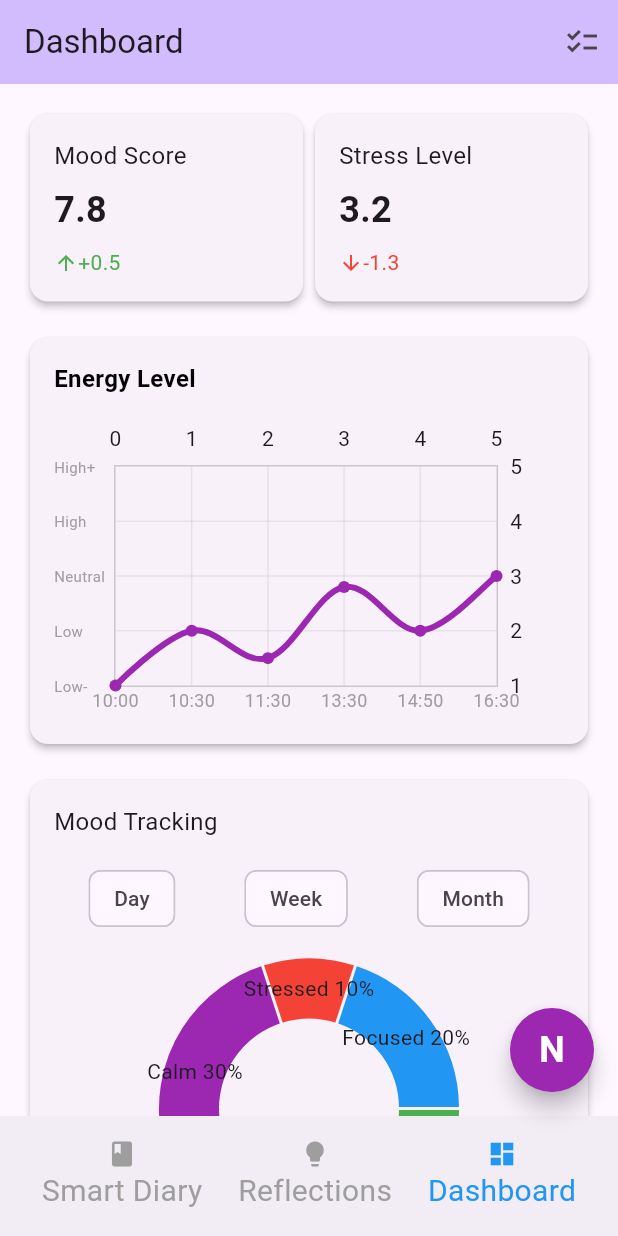
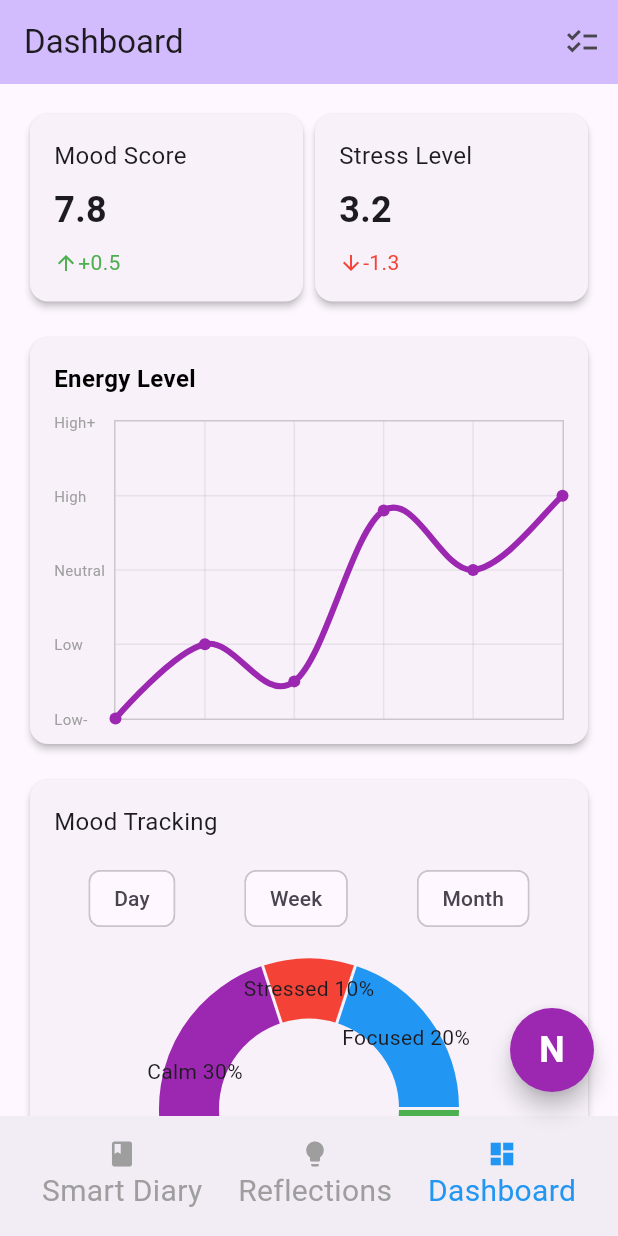
Before and after one commit to Nirva-AI/nirva_app, a Flutter app: the screen it shows after launch, item 3 of the bottom bar chosen, on a phone screen of 412 x 824 dp. Run offline on Flutter 3.47's test engine with Material 3 defaults, Android fonts, the phone set to English and light mode, and no system bars; drawn by our look-alikes of fl_chart.

Commit message:
EnergyLevelChart垂直列初步调整。

```diff
--- a/lib/energy_level_chart.dart
+++ b/lib/energy_level_chart.dart
@@ -27,8 +27,8 @@ class EnergyLevelChart extends StatelessWidget {
               height: 200,
               child: LineChart(
                 LineChartData(
-                  minY: 1, // 设置 Y 轴的最小值
-                  maxY: 5, // 设置 Y 轴的最大值
+                  minY: 0, // 设置 Y 轴的最小值
+                  maxY: 4, // 设置 Y 轴的最大值
                   gridData: FlGridData(
                     show: true,
                     drawVerticalLine: true,
@@ -52,18 +52,13 @@ class EnergyLevelChart extends StatelessWidget {
                   titlesData: FlTitlesData(
                     leftTitles: AxisTitles(
                       sideTitles: SideTitles(
-                        showTitles: true,
+                        showTitles: true, // 保留左侧的自定义标签
                         reservedSize: 40,
-                        interval: 1, // 明确设置刻度间隔为 1
+                        interval: 1,
                         getTitlesWidget: (value, meta) {
-                          // 仅处理整数值，忽略非整数值
-                          if (value % 1 != 0) {
-                            return const SizedBox.shrink();
-                          }
-
                           // 根据刻度值映射标签
                           switch (value.toInt()) {
-                            case 1:
+                            case 0:
                               return const Text(
                                 'Low-',
                                 style: TextStyle(
@@ -71,7 +66,7 @@ class EnergyLevelChart extends StatelessWidget {
                                   fontSize: 10,
                                 ),
                               );
-                            case 2:
+                            case 1:
                               return const Text(
                                 'Low',
                                 style: TextStyle(
@@ -79,7 +74,7 @@ class EnergyLevelChart extends StatelessWidget {
                                   fontSize: 10,
                                 ),
                               );
-                            case 3:
+                            case 2:
                               return const Text(
                                 'Neutral',
                                 style: TextStyle(
@@ -87,7 +82,7 @@ class EnergyLevelChart extends StatelessWidget {
                                   fontSize: 10,
                                 ),
                               );
-                            case 4:
+                            case 3:
                               return const Text(
                                 'High',
                                 style: TextStyle(
@@ -95,7 +90,7 @@ class EnergyLevelChart extends StatelessWidget {
                                   fontSize: 10,
                                 ),
                               );
-                            case 5:
+                            case 4:
                               return const Text(
                                 'High+',
                                 style: TextStyle(
@@ -111,61 +106,17 @@ class EnergyLevelChart extends StatelessWidget {
                     ),
                     bottomTitles: AxisTitles(
                       sideTitles: SideTitles(
-                        showTitles: true,
-                        reservedSize: 22,
-                        getTitlesWidget: (value, meta) {
-                          switch (value.toInt()) {
-                            case 0:
-                              return const Text(
-                                '10:00',
-                                style: TextStyle(
-                                  color: Colors.grey,
-                                  fontSize: 12,
-                                ),
-                              );
-                            case 1:
-                              return const Text(
-                                '10:30',
-                                style: TextStyle(
-                                  color: Colors.grey,
-                                  fontSize: 12,
-                                ),
-                              );
-                            case 2:
-                              return const Text(
-                                '11:30',
-                                style: TextStyle(
-                                  color: Colors.grey,
-                                  fontSize: 12,
-                                ),
-                              );
-                            case 3:
-                              return const Text(
-                                '13:30',
-                                style: TextStyle(
-                                  color: Colors.grey,
-                                  fontSize: 12,
-                                ),
-                              );
-                            case 4:
-                              return const Text(
-                                '14:50',
-                                style: TextStyle(
-                                  color: Colors.grey,
-                                  fontSize: 12,
-                                ),
-                              );
-                            case 5:
-                              return const Text(
-                                '16:30',
-                                style: TextStyle(
-                                  color: Colors.grey,
-                                  fontSize: 12,
-                                ),
-                              );
-                          }
-                          return const SizedBox.shrink();
-                        },
+                        showTitles: false, // 隐藏底部的数字刻度
+                      ),
+                    ),
+                    topTitles: AxisTitles(
+                      sideTitles: SideTitles(
+                        showTitles: false, // 隐藏顶部的数字刻度
+                      ),
+                    ),
+                    rightTitles: AxisTitles(
+                      sideTitles: SideTitles(
+                        showTitles: false, // 隐藏右侧的数字刻度
                       ),
                     ),
                   ),
@@ -179,9 +130,9 @@ class EnergyLevelChart extends StatelessWidget {
                   lineBarsData: [
                     LineChartBarData(
                       spots: [
-                        FlSpot(0, 1),
-                        FlSpot(1, 2),
-                        FlSpot(2, 1.5),
+                        FlSpot(0, 0), // 修改为从 0 开始
+                        FlSpot(1, 1),
+                        FlSpot(2, 0.5),
                         FlSpot(3, 2.8),
                         FlSpot(4, 2),
                         FlSpot(5, 3),
```
